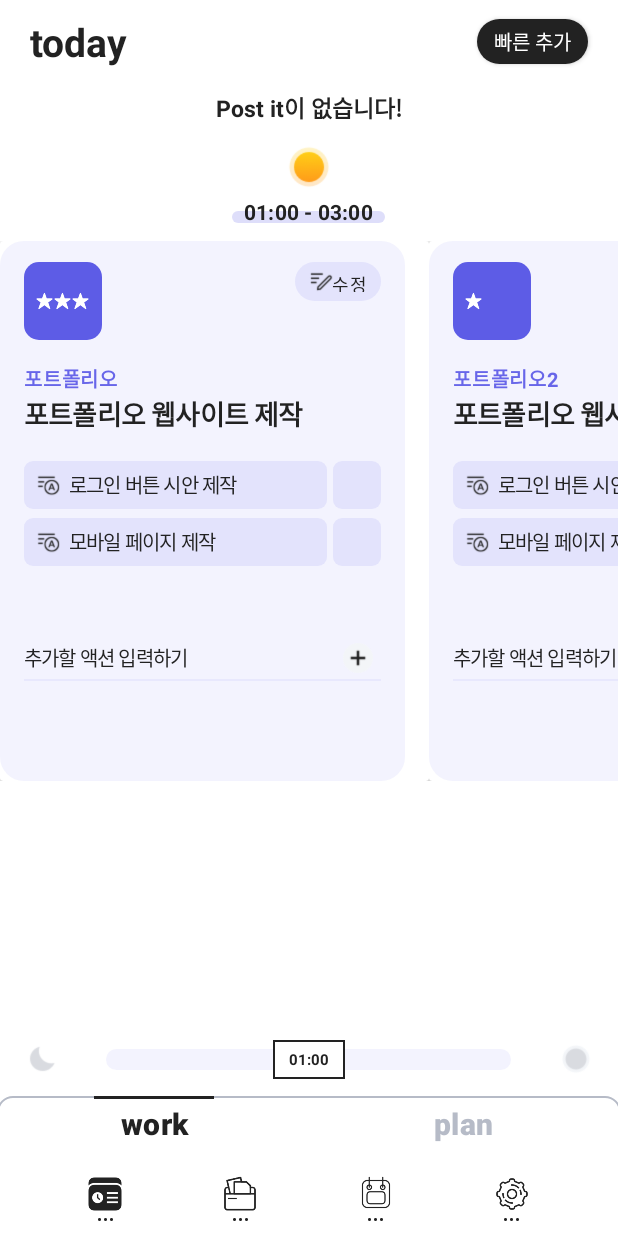
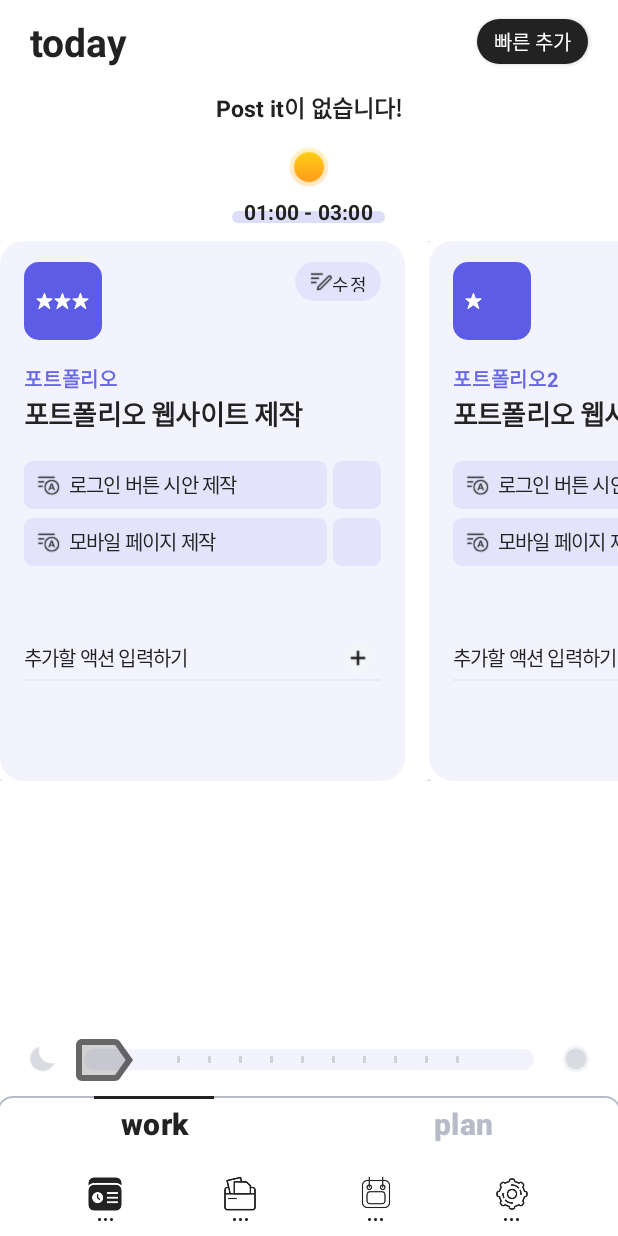
Before and after one commit to seonb2n/toodle_and_java, an Android app: the screen it shows after launch (TodayWorkActivity), on a phone screen of 412 x 824 dp. Run offline under Robolectric (Android 15) with nearby library versions, the light colour scheme and no system bars; libraries missing offline, so code that uses them is left out: com.franmontiel.persistentcookiejar, com.jakewharton.threetenabp, com.kakao.auth, com.kakao.network, com.kakao.usermgmt; 4 statements that could not run were skipped.

Commit message:
custom seek bar 제작

```diff
--- /dev/null
+++ b/ToodleToodle/app/src/main/java/com/origincurly/toodletoodle/ui/CustomSeekBar.java
@@ -0,0 +1,122 @@
+package com.origincurly.toodletoodle.ui;
+
+import android.content.Context;
+import android.graphics.Canvas;
+import android.graphics.Color;
+import android.graphics.Paint;
+import android.graphics.Rect;
+import android.os.Build;
+import android.util.AttributeSet;
+
+import androidx.annotation.NonNull;
+import androidx.annotation.Nullable;
+import androidx.appcompat.widget.AppCompatSeekBar;
+import androidx.core.content.ContextCompat;
+
+import com.origincurly.toodletoodle.R;
+
+public class CustomSeekBar extends AppCompatSeekBar {
+
+    private Paint mRulerPaint;
+    //tick mark 개수
+    private int mRulerCount =  12;
+    //tick mark 두께
+    private int mRulerWidth = 3;
+
+    //tick mark 높이
+    private int mRulerHeight = 15;
+    //tick mark 색깔
+    private int mRulerColor = ContextCompat.getColor(getContext(), R.color.tick_mark_color);
+    private boolean isShowTopOfThumb = false;
+
+    public CustomSeekBar(@NonNull Context context) {
+        super(context);
+        init();
+    }
+
+    public CustomSeekBar(@NonNull Context context, @Nullable AttributeSet attrs) {
+        super(context, attrs);
+        init();
+    }
+
+    public CustomSeekBar(@NonNull Context context, @Nullable AttributeSet attrs, int defStyleAttr) {
+        super(context, attrs, defStyleAttr);
+        init();
+    }
+
+    private void init() {
+        mRulerPaint = new Paint();
+        mRulerPaint.setColor(mRulerColor);
+        mRulerPaint.setAntiAlias(true);
+
+        if(Build.VERSION.SDK_INT >= Build.VERSION_CODES.LOLLIPOP) {
+            setSplitTrack(false);
+        }
+    }
+
+    @Override
+    protected synchronized void onDraw(Canvas canvas) {
+        super.onDraw(canvas);
+
+        if (getWidth() <= 0 || mRulerCount <= 0) {
+            return;
+        }
+
+        int length = (getWidth() - getPaddingLeft() - getPaddingRight() - mRulerCount * mRulerWidth) / (mRulerCount + 1);
+        int rulerTop = getHeight() / 2 - getMinimumHeight() / 2 / 3;
+        int rulerBottom = rulerTop + getMinimumHeight() / 3;
+
+        //Get the position information of the slider
+        Rect thumbRect = null;
+        if (getThumb() != null) {
+            thumbRect = getThumb().getBounds();
+        }
+
+        for (int i = 1; i <= mRulerCount; i++) {
+            //Calculate the left and right coordinates of the tick marks
+            int rulerLeft = i * length + getPaddingLeft();
+            int rulerRight = rulerLeft + mRulerWidth;
+
+            //Determine whether the scale line needs to be drawn
+            if (!isShowTopOfThumb && thumbRect != null && rulerLeft - getPaddingLeft() > thumbRect.left && rulerRight - getPaddingLeft() < thumbRect.right) {
+                continue;
+            }
+
+            //Draw up
+            canvas.drawRect(rulerLeft, rulerTop, rulerRight, rulerBottom, mRulerPaint);
+        }
+    }
+
+    public void setRulerCount(int mRulerCount) {
+        this.mRulerCount = mRulerCount;
+        requestLayout();
+    }
+
+    public void setRulerWidth(int mRulerWidth) {
+        this.mRulerWidth = mRulerWidth;
+        requestLayout();
+    }
+
+    public void setRulerColor(int mRulerColor) {
+        this.mRulerColor = mRulerColor;
+        if (mRulerPaint != null) {
+            mRulerPaint.setColor(mRulerColor);
+            requestLayout();
+        }
+    }
+
+    public void setShowTopOfThumb(boolean isShowTopOfThumb) {
+        this.isShowTopOfThumb = isShowTopOfThumb;
+        requestLayout();
+    }
+
+    @Override
+    protected void drawableStateChanged() {
+        super.drawableStateChanged();
+    }
+
+    @Override
+    public void jumpDrawablesToCurrentState() {
+        super.jumpDrawablesToCurrentState();
+    }
+}
--- /dev/null
+++ b/ToodleToodle/app/src/main/res/drawable/ic_twotone_label_24.xml
@@ -0,0 +1,8 @@
+<vector android:height="48dp" android:tint="?attr/colorControlNormal"
+    android:viewportHeight="24" android:viewportWidth="24"
+    android:width="48dp" xmlns:android="http://schemas.android.com/apk/res/android">
+    <path android:fillAlpha="0.3"
+        android:fillColor="@android:color/white"
+        android:pathData="M16,7H5v10h11l3.55,-5z" android:strokeAlpha="0.3"/>
+    <path android:fillColor="@android:color/white" android:pathData="M17.63,5.84C17.27,5.33 16.67,5 16,5L5,5.01C3.9,5.01 3,5.9 3,7v10c0,1.1 0.9,1.99 2,1.99L16,19c0.67,0 1.27,-0.33 1.63,-0.84L22,12l-4.37,-6.16zM16,17H5V7h11l3.55,5L16,17z"/>
+</vector>
--- a/ToodleToodle/app/src/main/res/layout/activity_today_work.xml
+++ b/ToodleToodle/app/src/main/res/layout/activity_today_work.xml
@@ -1,5 +1,6 @@
 <?xml version="1.0" encoding="utf-8"?>
 <RelativeLayout xmlns:android="http://schemas.android.com/apk/res/android"
+    xmlns:tools="http://schemas.android.com/tools"
     android:layout_width="match_parent"
     android:layout_height="match_parent"
     android:background="@color/main_bright_back">
@@ -15,8 +16,9 @@
             android:layout_marginStart="20dp"
             android:text="@string/today_title"
             android:textColor="@color/header_bright_txt"
-            android:textSize="26dp"
-            android:textStyle="bold" />
+            android:textSize="26sp"
+            android:textStyle="bold"
+            tools:ignore="RelativeOverlap" />
 
         <Button
             android:layout_width="74dp"
@@ -28,7 +30,7 @@
             android:onClick="AddFastClicked"
             android:text="@string/header_add_fast_btn"
             android:textColor="@color/header_add_btn_txt"
-            android:textSize="13dp"
+            android:textSize="13sp"
             android:textStyle="normal" />
 
     </RelativeLayout>
@@ -57,7 +59,7 @@
                 android:layout_centerInParent="true"
                 android:text="@string/postit_null_txt"
                 android:textColor="@color/postit_null_txt"
-                android:textSize="15dp"
+                android:textSize="15sp"
                 android:textStyle="bold" />
 
             <Button
@@ -83,7 +85,7 @@
             android:layout_width="30dp"
             android:layout_height="30dp"
             android:layout_centerHorizontal="true"
-            android:src="@drawable/ic_sun_30" />
+            android:src="@drawable/ic_sun_30"/>
 
     </RelativeLayout>
 
@@ -148,44 +150,30 @@
         android:layout_marginBottom="100dp">
 
         <ImageView
+            android:id="@+id/night_time_ImageView"
             android:layout_width="24dp"
             android:layout_height="24dp"
             android:layout_centerVertical="true"
             android:layout_marginStart="16dp"
             android:src="@drawable/ic_moon_24" />
 
-        <ImageView
-            android:layout_width="270dp"
-            android:layout_height="14dp"
+        <com.origincurly.toodletoodle.ui.CustomSeekBar
+            android:layout_width="match_parent"
+            android:layout_height="wrap_content"
             android:layout_centerInParent="true"
-            android:src="@drawable/custom_today_timestamp_imageview" />
-
-        <RelativeLayout
-            android:id="@+id/timeStamp_RelativeLayout"
-            android:layout_width="48dp"
-            android:layout_height="26dp"
-            android:layout_centerHorizontal="true"
-            android:layout_centerVertical="true">
-
-            <ImageView
-                android:layout_width="match_parent"
-                android:layout_height="match_parent"
-                android:src="@drawable/custom_today_timestamp_pentagon" />
-
-            <TextView
-                android:id="@+id/timeStamp_TextView"
-                android:layout_width="match_parent"
-                android:layout_height="match_parent"
-                android:gravity="center"
-                android:lineSpacingExtra="2sp"
-                android:text="01:00"
-                android:textColor="@color/project_color_null"
-                android:textSize="10sp"
-                android:textStyle="bold" />
-
-        </RelativeLayout>
+            android:layout_toStartOf="@id/day_time_ImageView"
+            android:layout_toEndOf="@id/night_time_ImageView"
+            android:background="@null"
+            android:max="24"
+            android:maxHeight="14dp"
+            android:minHeight="14dp"
+            android:progress="1"
+            android:progressDrawable="@drawable/custom_today_timestamp_imageview"
+            android:src="@drawable/custom_today_timestamp_imageview"
+            android:thumb="@drawable/ic_twotone_label_24" />
 
         <ImageView
+            android:id="@+id/day_time_ImageView"
             android:layout_width="24dp"
             android:layout_height="24dp"
             android:layout_alignParentEnd="true"
@@ -214,7 +202,7 @@
                 android:layout_centerHorizontal="true"
                 android:background="@drawable/custom_today_bottom_btn_on"
                 android:letterSpacing="0.01"
-                android:text="work"
+                android:text="@string/today_work_bottom_work"
                 android:textAllCaps="false"
                 android:textColor="@color/today_bottom_button_stroke_on"
                 android:textSize="20sp"
@@ -233,7 +221,7 @@
                 android:layout_centerHorizontal="true"
                 android:background="@drawable/custom_today_bottom_btn_off"
                 android:letterSpacing="0.01"
-                android:text="plan"
+                android:text="@string/today_work_bottom_plan"
                 android:textAllCaps="false"
                 android:textColor="@color/today_bottom_button_stroke_off"
                 android:textSize="20sp"
--- a/ToodleToodle/app/src/main/res/values/colors.xml
+++ b/ToodleToodle/app/src/main/res/values/colors.xml
@@ -255,4 +255,10 @@
     <!--endregion-->
 
 
+    <!-- custom seek bar -->
+    <color name="tick_mark_color">#29222222</color>
+
+    <!--endregion-->
+
+
 </resources>
--- a/ToodleToodle/app/src/main/res/values/strings.xml
+++ b/ToodleToodle/app/src/main/res/values/strings.xml
@@ -297,6 +297,8 @@
     <!--project message-->
     <string name="msg_project_auth_wrong">프로젝트를 조회할 권한이 없습니다.</string>
     <string name="msg_project_id_list_load">프로젝트 정보를 불러오고 있습니다.</string>
+    <string name="today_work_bottom_plan">plan</string>
+    <string name="today_work_bottom_work">work</string>
 
     <!--endregion-->
 
```
